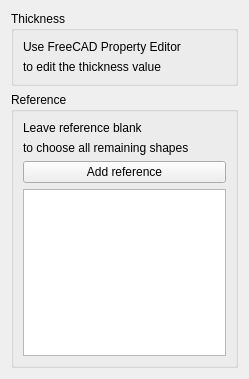
First picture: the form in src/Mod/Fem/FemShellThickness.ui, repository berndhahnebach/All_FreeCAD, before the edit.
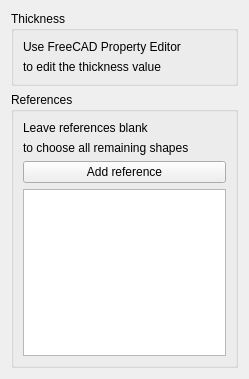
Second picture: the form after the edit.

Commit message: FEM: typo in GUI

```diff
--- a/src/Mod/Fem/FemShellThickness.ui
+++ b/src/Mod/Fem/FemShellThickness.ui
@@ -46,13 +46,13 @@
    <item>
     <widget class="QGroupBox" name="groupBox_1">
      <property name="title">
-      <string>Reference</string>
+      <string>References</string>
      </property>
      <layout class="QVBoxLayout" name="verticalLayout_2">
       <item>
        <widget class="QLabel" name="l_label_text_1">
         <property name="text">
-         <string>Leave reference blank </string>
+         <string>Leave references blank </string>
         </property>
        </widget>
       </item>
```
The commit also changes 1 other file.
